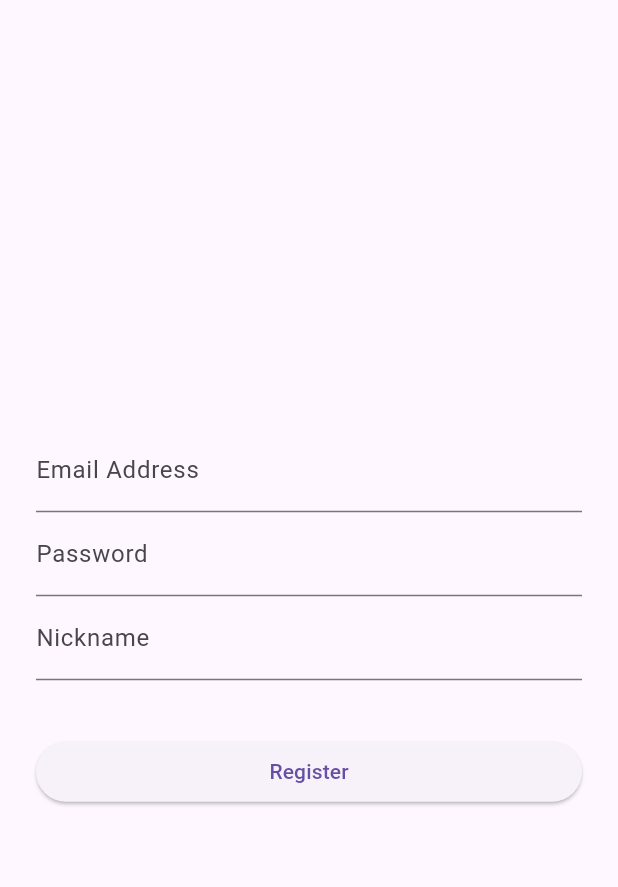
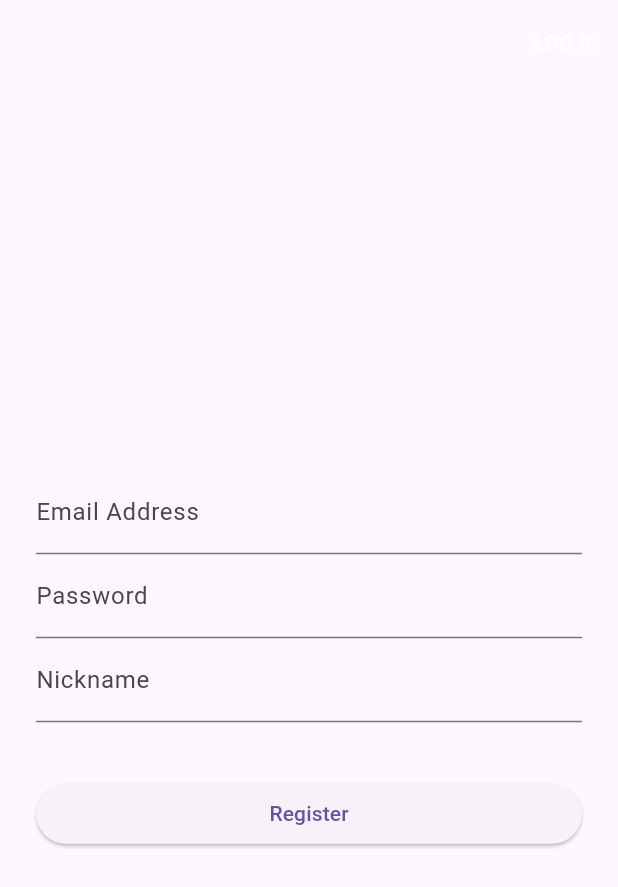
Before and after one commit to yoichiyy/haruyume2024, a Flutter app: the screen it shows after launch, on a phone screen of 412 x 824 dp. Shown: the top 887 px of the screen. Run offline on Flutter 3.47's test engine with Material 3 defaults, Android fonts, the phone set to English and light mode, and no system bars; our stand-ins replace cloud_firestore, firebase_auth, firebase_core, shared_preferences; accounts and stored records are empty.

Commit message:
ログインページへ移動TEXT

```diff
--- a/lib/user/sign_and_register.dart
+++ b/lib/user/sign_and_register.dart
@@ -2,6 +2,7 @@ import 'package:cloud_firestore/cloud_firestore.dart';
 import 'package:firebase_auth/firebase_auth.dart';
 import 'package:flutter/material.dart';
 import 'package:myapp/home_page.dart';
+import 'package:myapp/user/sign_in.dart';
 import 'package:shared_preferences/shared_preferences.dart';
 
 class SignInRegisterPage extends StatefulWidget {
@@ -20,6 +21,25 @@ class SignInRegisterPageState extends State<SignInRegisterPage> {
   @override
   Widget build(BuildContext context) {
     return Scaffold(
+      appBar: AppBar(
+        actions: <Widget>[
+          TextButton(
+            onPressed: () {
+              // SignInPageに遷移する
+              Navigator.of(context).push(
+                MaterialPageRoute(builder: (context) => const SignInPage()),
+              );
+            },
+            child: const Text(
+              'LOG IN',
+              style: TextStyle(
+                color: Colors.white, // ログインテキストの色
+                fontWeight: FontWeight.bold,
+              ),
+            ),
+          ),
+        ],
+      ),
       body: Center(
         child: Container(
           padding: const EdgeInsets.all(24),
```
Also changed, not shown: 1 other file.
